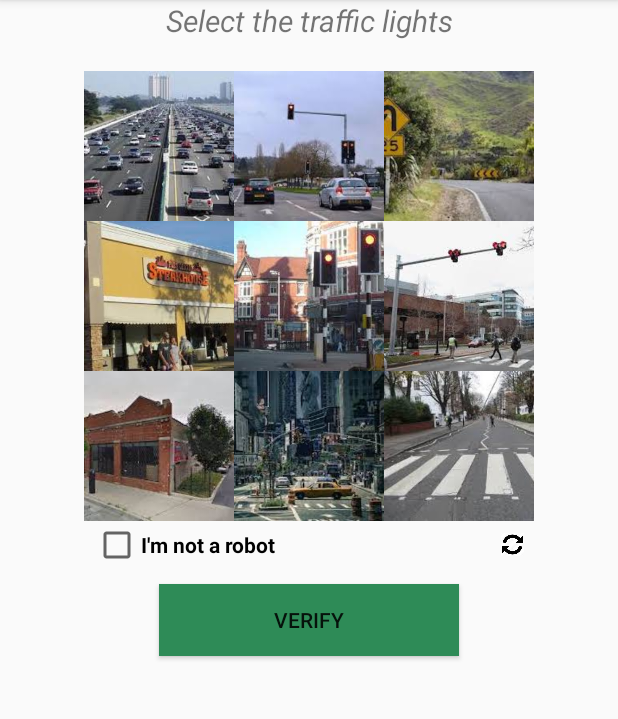
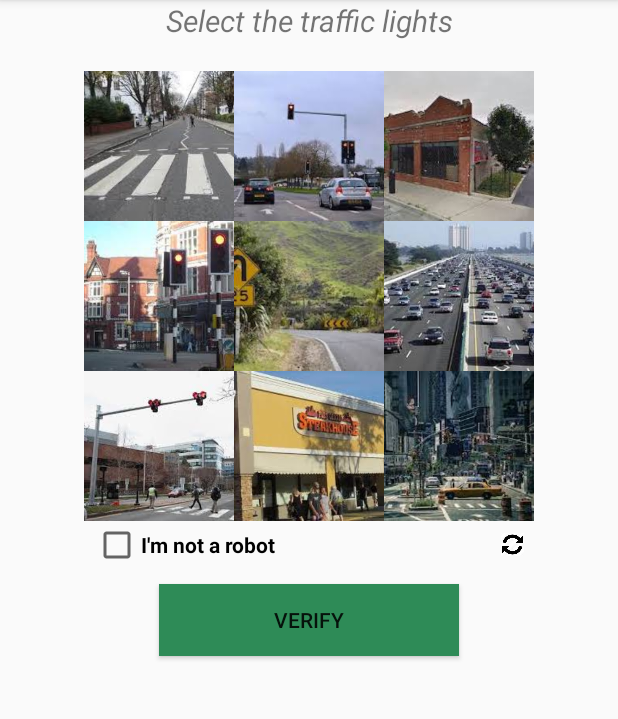
Before and after one commit to otetLopez/RegisterUser, an Android app: the VerificationActivity screen opened directly, with no data from a screen before it, after a tap on "VERIFY", on a phone screen of 412 x 824 dp, the part 84-803 px from its top. Run offline under Robolectric (Android 15) with nearby library versions, the phone set to English and light mode, and no system bars; 1 statement that could not run was skipped; 1 other tap on this screen came first.

Commit message:
refresh gridview

```diff
--- a/Rosette_768425_FT/app/src/main/java/com/f19/rosette_768425_ft/ImgAdapter.java
+++ b/Rosette_768425_FT/app/src/main/java/com/f19/rosette_768425_ft/ImgAdapter.java
@@ -15,6 +15,19 @@ public class ImgAdapter extends BaseAdapter {
     public ImgAdapter(Context context, int[] imageIcons) {
         this.context = context;
         this.imageIcons = imageIcons;
+    }
+
+    public int[] getImageIcons() {
+        return imageIcons;
+    }
+
+    public void setImageIcons(int[] imageIcons) {
+        this.imageIcons = imageIcons;
+    }
+
+    public ImgAdapter(Context context) {
+        this.context = context;
+
     }
 
     @Override
--- a/Rosette_768425_FT/app/src/main/java/com/f19/rosette_768425_ft/VerificationActivity.java
+++ b/Rosette_768425_FT/app/src/main/java/com/f19/rosette_768425_ft/VerificationActivity.java
@@ -9,9 +9,12 @@ import android.widget.AdapterView;
 import android.widget.Button;
 import android.widget.CheckBox;
 import android.widget.GridView;
+import android.widget.ImageView;
 import android.widget.Toast;
 
 public class VerificationActivity extends AppCompatActivity {
+    int[] images = Constants.Images;
+    ImgAdapter iconAdapter;
 
     @Override
     protected void onCreate(Bundle savedInstanceState) {
@@ -22,10 +25,9 @@ public class VerificationActivity extends AppCompatActivity {
         final Person person = (Person) intent.getExtras().get("detail");
 
         GridView gridView = findViewById(R.id.gridView);
+        iconAdapter = new ImgAdapter(this);
 
-        final int[] images = Constants.RandomizeArray(Constants.Images);
-        final ImgAdapter iconAdapter = new ImgAdapter(this, images);
-        gridView.setAdapter(iconAdapter);
+        setImages();
 
         gridView.setOnItemClickListener(new AdapterView.OnItemClickListener() {
             @Override
@@ -55,5 +57,20 @@ public class VerificationActivity extends AppCompatActivity {
             }
         });
 
+        ImageView imageView = findViewById(R.id.img_verify);
+        imageView.setOnClickListener(new View.OnClickListener() {
+            @Override
+            public void onClick(View view) {
+                setImages();
+            }
+        });
+
+    }
+
+    private void setImages() {
+        GridView gridView = findViewById(R.id.gridView);
+        images = Constants.RandomizeArray(Constants.Images);
+        iconAdapter.setImageIcons(images);
+        gridView.setAdapter(iconAdapter);
     }
 }
--- a/Rosette_768425_FT/app/src/main/res/layout/activity_verificication.xml
+++ b/Rosette_768425_FT/app/src/main/res/layout/activity_verificication.xml
@@ -41,6 +41,7 @@
             android:layout_marginRight="150dp" />
 
         <ImageView
+            android:id="@+id/img_verify"
             android:layout_width="15dp"
             android:layout_height="15dp"
             app:srcCompat="@drawable/refresh"/>
```
